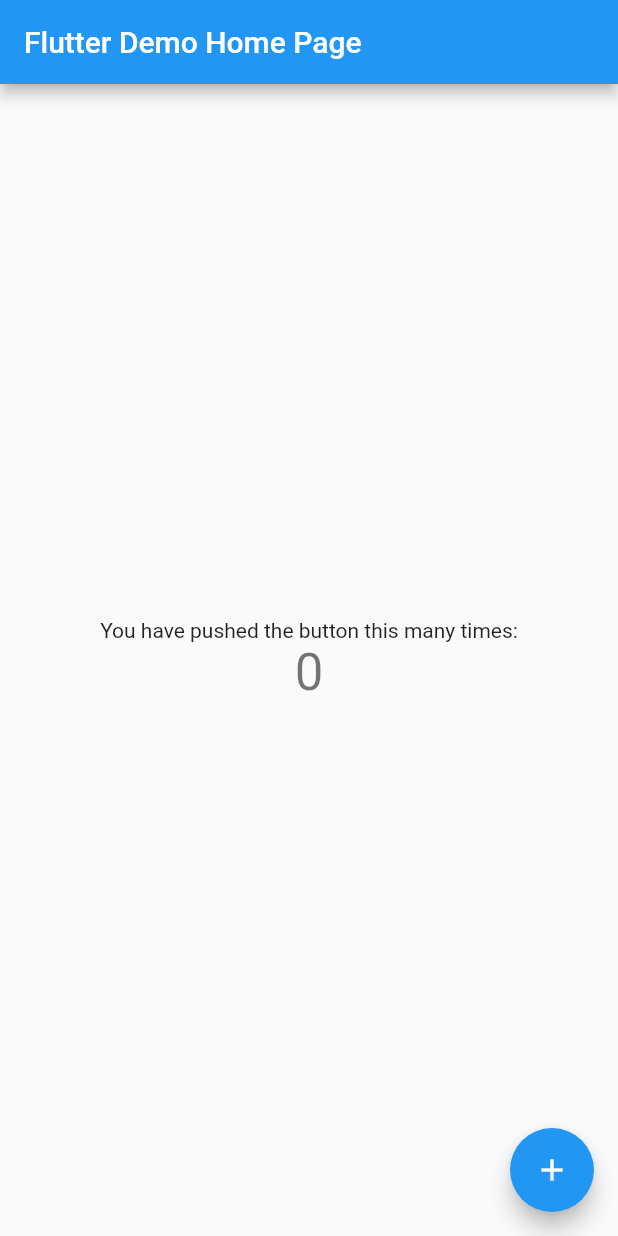
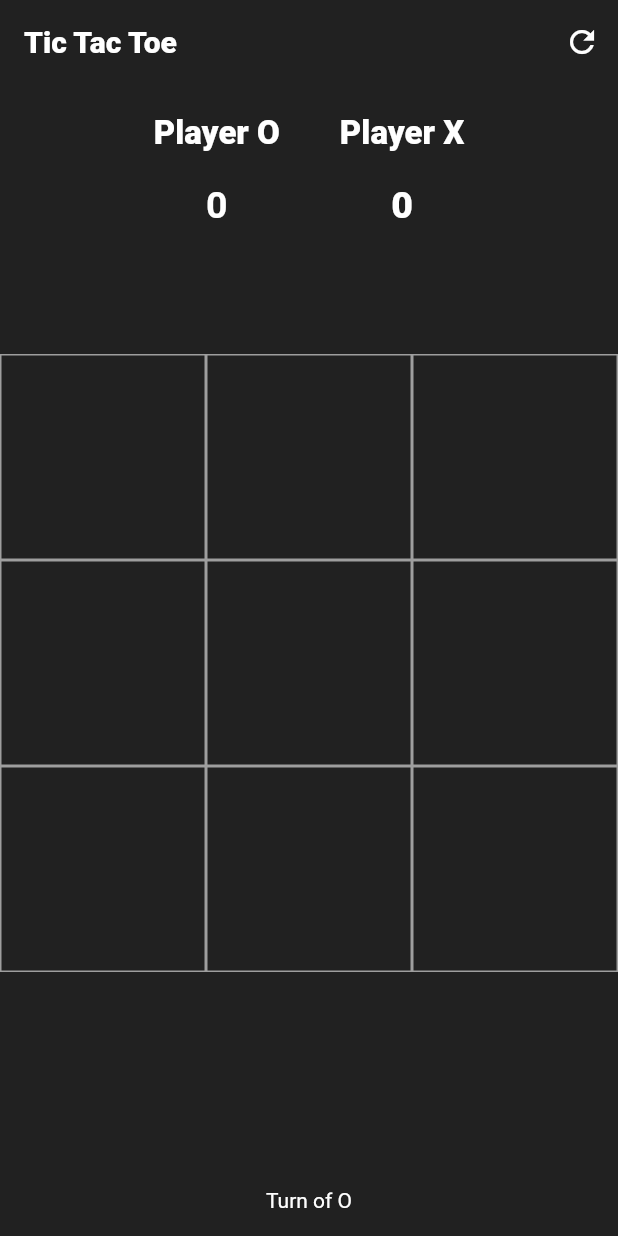
Before and after one commit to iramarJunior/tic_tac_toe, a Flutter app: the screen it shows after launch, on a phone screen of 412 x 824 dp. Run offline on Flutter 3.47's test engine with Material 2 defaults, Android fonts, the phone set to English and light mode, and no system bars.

Commit message:
creating the game

```diff
--- /dev/null
+++ b/lib/home_screen.dart
@@ -0,0 +1,305 @@
+import 'package:flutter/cupertino.dart';
+import 'package:flutter/material.dart';
+import 'package:tic_tac_toe/alert_dialog.dart';
+
+class Test extends StatefulWidget {
+  const Test({Key? key}) : super(key: key);
+
+  @override
+  _TestState createState() => _TestState();
+}
+
+class _TestState extends State<Test> {
+  @override
+  Widget build(BuildContext context) {
+    return Container();
+  }
+}
+
+class HomeScreen extends StatefulWidget {
+  const HomeScreen({Key? key}) : super(key: key);
+
+  @override
+  _HomeScreenState createState() => _HomeScreenState();
+}
+
+class _HomeScreenState extends State<HomeScreen> {
+  int _scoreX = 0;
+  int _scoreO = 0;
+  bool _turnOfO = true;
+  int _filledBoxes = 0;
+  final List<String> _xOrOList = [
+    '',
+    '',
+    '',
+    '',
+    '',
+    '',
+    '',
+    '',
+    '',
+  ];
+
+  @override
+  Widget build(BuildContext context) {
+    return Scaffold(
+      appBar: AppBar(
+        elevation: 0,
+        backgroundColor: Colors.grey[900],
+        actions: [
+          IconButton(
+            icon: const Icon(Icons.refresh),
+            onPressed: () {
+              _clearBoard();
+            },
+          )
+        ],
+        title: const Text(
+          'Tic Tac Toe',
+          style: TextStyle(
+              fontSize: 20.0,
+              color: Colors.white,
+              fontWeight: FontWeight.w800
+          ),
+        ),
+      ),
+      backgroundColor: Colors.grey[900],
+      body: Column(
+        children: [
+          _buildPointsTable(),
+          _buildGrid(),
+          _buildTurn(),
+        ],
+      ),
+    );
+  }
+
+  Widget _buildPointsTable() {
+    return Expanded(
+      child: Container(
+        child: Row(
+          mainAxisAlignment: MainAxisAlignment.center,
+          children: [
+            Padding(
+              padding: const EdgeInsets.all(
+                20.0,
+              ),
+              child: Column(
+                children: [
+                  const Text(
+                    'Player O',
+                    style: TextStyle(
+                        fontSize: 22.0,
+                        color: Colors.white,
+                        fontWeight: FontWeight.w800
+                    ),
+                  ),
+                  const SizedBox(
+                    height: 20,
+                  ),
+                  Text(
+                    _scoreO.toString(),
+                    style: const TextStyle(
+                        fontSize: 25.0,
+                        color: Colors.white,
+                        fontWeight: FontWeight.bold
+                    ),
+                  ),
+                ],
+              ),
+            ),
+            Padding(
+              padding: const EdgeInsets.all(
+                20.0,
+              ),
+              child: Column(
+                children: [
+                  const Text(
+                    'Player X',
+                    style: TextStyle(
+                        fontSize: 22.0,
+                        color: Colors.white,
+                        fontWeight: FontWeight.w800
+                    ),
+                  ),
+                  const SizedBox(
+                    height: 20,
+                  ),
+                  Text(
+                    _scoreX.toString(),
+                    style: const TextStyle(
+                        fontSize: 25.0,
+                        color: Colors.white,
+                        fontWeight: FontWeight.w800
+                    ),
+                  ),
+                ],
+              ),
+            ),
+          ],
+        ),
+      ),
+    );
+  }
+
+  Widget _buildGrid() {
+    return Expanded(
+      flex: 3,
+      child: GridView.builder(
+          itemCount: 9,
+          gridDelegate: const SliverGridDelegateWithFixedCrossAxisCount(
+            crossAxisCount: 3,
+          ),
+          itemBuilder: (BuildContext context, int index) {
+            return GestureDetector(
+              onTap: () {
+                _tapped(index);
+              },
+              child: Container(
+                decoration:
+                BoxDecoration(border: Border.all(color: Colors.grey)),
+                child: Center(
+                  child: Text(
+                    _xOrOList[index],
+                    style: TextStyle(
+                      color:
+                      _xOrOList[index] == 'x' ? Colors.white : Colors.red,
+                      fontSize: 40,
+                    ),
+                  ),
+                ),
+              ),
+            );
+          }),
+    );
+  }
+
+  Widget _buildTurn() {
+    return Padding(
+      padding: const EdgeInsets.all(16.0),
+      child: Center(
+        child: Text(
+          _turnOfO ? 'Turn of O' : 'Turn of X',
+          style: const TextStyle(
+              color: Colors.white,
+          ),
+        ),
+      ),
+    );
+  }
+
+  void _tapped(int index) {
+    setState(() {
+      if (_turnOfO && _xOrOList[index] == '') {
+        _xOrOList[index] = 'o';
+        _filledBoxes += 1;
+      } else if (!_turnOfO && _xOrOList[index] == '') {
+        _xOrOList[index] = 'x';
+        _filledBoxes += 1;
+      }
+
+      _turnOfO = !_turnOfO;
+      _checkTheWinner();
+    });
+  }
+
+  void _checkTheWinner() {
+    // check first row
+    if (_xOrOList[0] == _xOrOList[1] &&
+        _xOrOList[0] == _xOrOList[2] &&
+        _xOrOList[0] != '') {
+      _showAlertDialog('Winner', _xOrOList[0]);
+      return;
+    }
+
+    // check second row
+    if (_xOrOList[3] == _xOrOList[4] &&
+        _xOrOList[3] == _xOrOList[5] &&
+        _xOrOList[3] != '') {
+      _showAlertDialog('Winner', _xOrOList[3]);
+      return;
+    }
+
+    // check third row
+    if (_xOrOList[6] == _xOrOList[7] &&
+        _xOrOList[6] == _xOrOList[8] &&
+        _xOrOList[6] != '') {
+      _showAlertDialog('Winner', _xOrOList[6]);
+      return;
+    }
+
+    // check first column
+    if (_xOrOList[0] == _xOrOList[3] &&
+        _xOrOList[0] == _xOrOList[6] &&
+        _xOrOList[0] != '') {
+      _showAlertDialog('Winner', _xOrOList[0]);
+      return;
+    }
+
+    // check second column
+    if (_xOrOList[1] == _xOrOList[4] &&
+        _xOrOList[1] == _xOrOList[7] &&
+        _xOrOList[1] != '') {
+      _showAlertDialog('Winner', _xOrOList[1]);
+      return;
+    }
+
+    // check third column
+    if (_xOrOList[2] == _xOrOList[5] &&
+        _xOrOList[2] == _xOrOList[8] &&
+        _xOrOList[2] != '') {
+      _showAlertDialog('Winner', _xOrOList[2]);
+      return;
+    }
+
+    // check diagonal
+    if (_xOrOList[0] == _xOrOList[4] &&
+        _xOrOList[0] == _xOrOList[8] &&
+        _xOrOList[0] != '') {
+      _showAlertDialog('Winner', _xOrOList[0]);
+      return;
+    }
+
+    // check diagonal
+    if (_xOrOList[2] == _xOrOList[4] &&
+        _xOrOList[2] == _xOrOList[6] &&
+        _xOrOList[2] != '') {
+      _showAlertDialog('Winner', _xOrOList[2]);
+      return;
+    }
+
+    if (_filledBoxes == 9) {
+      _showAlertDialog('Draw', '');
+    }
+  }
+
+  void _showAlertDialog(String title, String winner) {
+    showAlertDialog(
+        context: context,
+        title: title,
+        content: winner == ''
+            ? 'The match ended in a draw'
+            : 'The winner is ${winner.toUpperCase()}',
+        defaultActionText: 'OK',
+        onOkPressed: () {
+          _clearBoard();
+          Navigator.of(context).pop();
+        });
+
+    if (winner == 'o') {
+      _scoreO += 1;
+    } else if (winner == 'x') {
+      _scoreX += 1;
+    }
+  }
+
+  void _clearBoard() {
+    setState(() {
+      for (int i = 0; i < 9; i++) {
+        _xOrOList[i] = '';
+      }
+    });
+
+    _filledBoxes = 0;
+  }
+}
--- a/lib/main.dart
+++ b/lib/main.dart
@@ -1,115 +1,16 @@
 import 'package:flutter/material.dart';
+import 'package:tic_tac_toe/home_screen.dart';
 
-void main() {
-  runApp(const MyApp());
-}
+void main() => runApp(const TicTacToeApp());
 
-class MyApp extends StatelessWidget {
-  const MyApp({Key? key}) : super(key: key);
+class TicTacToeApp extends StatelessWidget {
+  const TicTacToeApp({Key? key}) : super(key: key);
 
-  // This widget is the root of your application.
   @override
   Widget build(BuildContext context) {
-    return MaterialApp(
-      title: 'Flutter Demo',
-      theme: ThemeData(
-        // This is the theme of your application.
-        //
-        // Try running your application with "flutter run". You'll see the
-        // application has a blue toolbar. Then, without quitting the app, try
-        // changing the primarySwatch below to Colors.green and then invoke
-        // "hot reload" (press "r" in the console where you ran "flutter run",
-        // or simply save your changes to "hot reload" in a Flutter IDE).
-        // Notice that the counter didn't reset back to zero; the application
-        // is not restarted.
-        primarySwatch: Colors.blue,
-      ),
-      home: const MyHomePage(title: 'Flutter Demo Home Page'),
+    return const MaterialApp(
+      debugShowCheckedModeBanner: false,
+      home: HomeScreen(),
     );
   }
 }
-
-class MyHomePage extends StatefulWidget {
-  const MyHomePage({Key? key, required this.title}) : super(key: key);
-
-  // This widget is the home page of your application. It is stateful, meaning
-  // that it has a State object (defined below) that contains fields that affect
-  // how it looks.
-
-  // This class is the configuration for the state. It holds the values (in this
-  // case the title) provided by the parent (in this case the App widget) and
-  // used by the build method of the State. Fields in a Widget subclass are
-  // always marked "final".
-
-  final String title;
-
-  @override
-  State<MyHomePage> createState() => _MyHomePageState();
-}
-
-class _MyHomePageState extends State<MyHomePage> {
-  int _counter = 0;
-
-  void _incrementCounter() {
-    setState(() {
-      // This call to setState tells the Flutter framework that something has
-      // changed in this State, which causes it to rerun the build method below
-      // so that the display can reflect the updated values. If we changed
-      // _counter without calling setState(), then the build method would not be
-      // called again, and so nothing would appear to happen.
-      _counter++;
-    });
-  }
-
-  @override
-  Widget build(BuildContext context) {
-    // This method is rerun every time setState is called, for instance as done
-    // by the _incrementCounter method above.
-    //
-    // The Flutter framework has been optimized to make rerunning build methods
-    // fast, so that you can just rebuild anything that needs updating rather
-    // than having to individually change instances of widgets.
-    return Scaffold(
-      appBar: AppBar(
-        // Here we take the value from the MyHomePage object that was created by
-        // the App.build method, and use it to set our appbar title.
-        title: Text(widget.title),
-      ),
-      body: Center(
-        // Center is a layout widget. It takes a single child and positions it
-        // in the middle of the parent.
-        child: Column(
-          // Column is also a layout widget. It takes a list of children and
-          // arranges them vertically. By default, it sizes itself to fit its
-          // children horizontally, and tries to be as tall as its parent.
-          //
-          // Invoke "debug painting" (press "p" in the console, choose the
-          // "Toggle Debug Paint" action from the Flutter Inspector in Android
-          // Studio, or the "Toggle Debug Paint" command in Visual Studio Code)
-          // to see the wireframe for each widget.
-          //
-          // Column has various properties to control how it sizes itself and
-          // how it positions its children. Here we use mainAxisAlignment to
-          // center the children vertically; the main axis here is the vertical
-          // axis because Columns are vertical (the cross axis would be
-          // horizontal).
-          mainAxisAlignment: MainAxisAlignment.center,
-          children: <Widget>[
-            const Text(
-              'You have pushed the button this many times:',
-            ),
-            Text(
-              '$_counter',
-              style: Theme.of(context).textTheme.headline4,
-            ),
-          ],
-        ),
-      ),
-      floatingActionButton: FloatingActionButton(
-        onPressed: _incrementCounter,
-        tooltip: 'Increment',
-        child: const Icon(Icons.add),
-      ), // This trailing comma makes auto-formatting nicer for build methods.
-    );
-  }
-}
```
Also changed, not shown: lib/alert_dialog.dart (added, +42 -0 lines), 1 other file.
